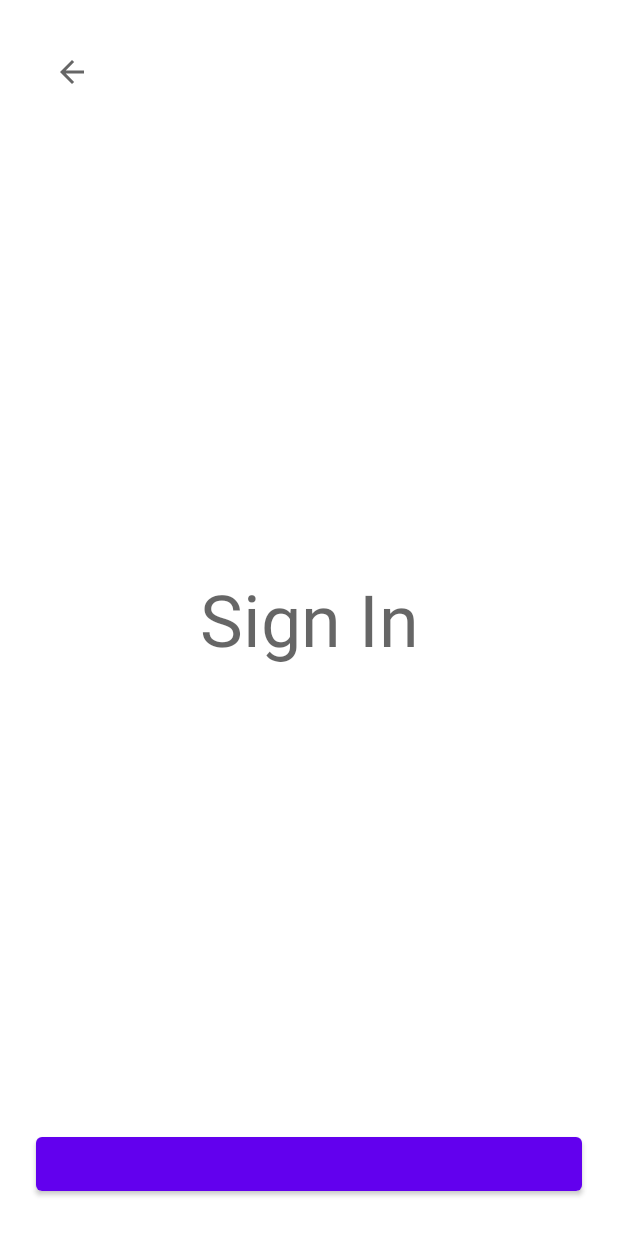
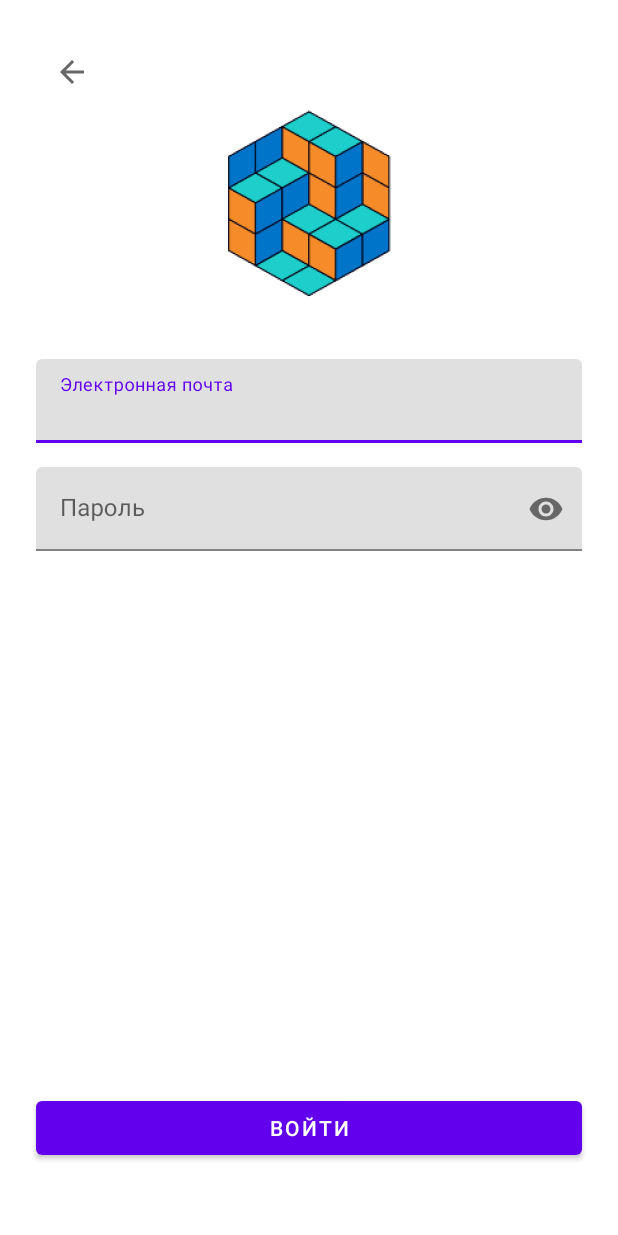
Before and after one commit to geaned/first-android-app, an Android app: the layout fragment_sign_in.xml on its own in the app's theme, with its tools: preview values and no code run, on a phone screen of 412 x 824 dp. Run offline under Robolectric (Android 15) with nearby library versions, the phone set to English and light mode, and no system bars.

Commit message:
First sign-up and sign-in screens content

```diff
--- a/app/src/main/java/com/georgiyangeni/firstandroidapp/repository/AuthRepository.kt
+++ b/app/src/main/java/com/georgiyangeni/firstandroidapp/repository/AuthRepository.kt
@@ -10,7 +10,8 @@ object AuthRepository {
     val isAuthorizedFlow = _isAuthorizedFlow.asStateFlow()
     // one-directional data flow, should not be able to write while reading
 
-    suspend fun signIn() {
+    suspend fun signIn(email: String, password: String) {
+        // TODO: http request to backend for auth
         _isAuthorizedFlow.emit(true)
     }
 
--- a/app/src/main/java/com/georgiyangeni/firstandroidapp/ui/signin/SignInViewModel.kt
+++ b/app/src/main/java/com/georgiyangeni/firstandroidapp/ui/signin/SignInViewModel.kt
@@ -7,9 +7,9 @@ import kotlinx.coroutines.launch
 
 class SignInViewModel : BaseViewModel() {
 
-    fun signIn() {
+    fun signIn(email: String, password: String) {
         viewModelScope.launch {
-            AuthRepository.signIn()
+            AuthRepository.signIn(email, password)
         }
     }
 }
--- a/app/src/main/res/layout/fragment_sign_in.xml
+++ b/app/src/main/res/layout/fragment_sign_in.xml
@@ -1,8 +1,8 @@
 <?xml version="1.0" encoding="utf-8"?>
 <androidx.constraintlayout.widget.ConstraintLayout xmlns:android="http://schemas.android.com/apk/res/android"
-    xmlns:app="http://schemas.android.com/apk/res-auto"
     android:layout_width="match_parent"
-    android:layout_height="match_parent">
+    android:layout_height="match_parent"
+    xmlns:app="http://schemas.android.com/apk/res-auto">
 
     <ImageButton
         android:id="@+id/backButton"
@@ -15,24 +15,63 @@
         app:layout_constraintStart_toStartOf="parent"
         app:layout_constraintTop_toTopOf="parent" />
 
-    <TextView
+    <ImageView
+        android:id="@+id/mknLogoImageView"
         android:layout_width="wrap_content"
         android:layout_height="wrap_content"
-        android:gravity="center"
-        android:text="Sign In"
-        android:textAppearance="@style/TextAppearance.MaterialComponents.Headline3"
-        app:layout_constraintBottom_toBottomOf="parent"
+        android:src="@drawable/ic_mkn_logo"
         app:layout_constraintEnd_toEndOf="parent"
         app:layout_constraintStart_toStartOf="parent"
-        app:layout_constraintTop_toTopOf="parent" />
+        app:layout_constraintTop_toBottomOf="@+id/backButton" />
+
+    <com.google.android.material.textfield.TextInputLayout
+        android:id="@+id/emailTextInputLayout"
+        android:layout_width="0dp"
+        android:layout_height="wrap_content"
+        android:layout_marginHorizontal="24dp"
+        android:layout_marginTop="40dp"
+        android:hint="@string/sign_in_email_text_layout_hint"
+        app:layout_constraintEnd_toEndOf="parent"
+        app:layout_constraintStart_toStartOf="parent"
+        app:layout_constraintTop_toBottomOf="@+id/mknLogoImageView">
+
+        <com.google.android.material.textfield.TextInputEditText
+            android:id="@+id/emailEditText"
+            android:layout_width="match_parent"
+            android:layout_height="wrap_content"
+            android:inputType="textEmailAddress" />
+
+    </com.google.android.material.textfield.TextInputLayout>
+
+    <com.google.android.material.textfield.TextInputLayout
+        android:id="@+id/passwordTextInputLayout"
+        android:layout_width="0dp"
+        android:layout_height="wrap_content"
+        android:layout_marginHorizontal="24dp"
+        android:layout_marginTop="16dp"
+        android:hint="@string/sign_in_password_text_layout_hint"
+        app:endIconMode="password_toggle"
+        app:layout_constraintEnd_toEndOf="parent"
+        app:layout_constraintStart_toStartOf="parent"
+        app:layout_constraintTop_toBottomOf="@+id/emailTextInputLayout">
+
+        <com.google.android.material.textfield.TextInputEditText
+            android:id="@+id/passwordEditText"
+            android:layout_width="match_parent"
+            android:layout_height="wrap_content"
+            android:inputType="textPassword" />
+
+    </com.google.android.material.textfield.TextInputLayout>
 
     <Button
         android:id="@+id/signInButton"
         android:layout_width="0dp"
         android:layout_height="wrap_content"
         android:layout_marginHorizontal="24dp"
-        android:layout_marginBottom="24dp"
+        android:layout_marginBottom="48dp"
+        android:text="@string/sign_in_sign_in_button_text"
         app:layout_constraintBottom_toBottomOf="parent"
         app:layout_constraintEnd_toEndOf="parent"
         app:layout_constraintStart_toStartOf="parent" />
+
 </androidx.constraintlayout.widget.ConstraintLayout>
--- a/app/src/main/res/values/strings.xml
+++ b/app/src/main/res/values/strings.xml
@@ -7,7 +7,15 @@
     <string name="onboarding_sign_up_button_text">Зарегистрироваться</string>
     <string name="bottom_navigation_menu_home">Лента</string>
     <string name="bottom_navigation_menu_people">Люди</string>
-    <string name="bottom_navigation_menu_favorite">Понравившееся</string>
+    <string name="bottom_navigation_menu_favorite">Нравится</string>
     <string name="bottom_navigation_menu_bookmarks">Закладки</string>
     <string name="bottom_navigation_menu_profile">Профиль</string>
+    <string name="sign_in_email_text_layout_hint">Электронная почта</string>
+    <string name="sign_in_password_text_layout_hint">Пароль</string>
+    <string name="sign_in_sign_in_button_text">Войти</string>
+    <string name="sign_in_back_alert_dialog_text">В случае выхода данные пропадут</string>
+    <string name="sign_in_back_alert_dialog_no_button_text">Отмена</string>
+    <string name="sign_in_back_alert_dialog_ok_button_text">Продолжить</string>
+    <string name="sign_up_terms_and_conditions_template">Я принимаю %s</string>
+    <string name="sign_up_club_terms_and_conditions">правила клуба</string>
 </resources>
```
Also changed, not shown: app/src/main/java/com/georgiyangeni/firstandroidapp/ui/signin/SignInFragment.kt (+46 -2 lines), app/src/main/res/layout/fragment_sign_up.xml (+16 -5 lines), app/src/main/res/drawable-hdpi/ic_mkn_logo.png (added), app/src/main/res/drawable-mdpi/ic_mkn_logo.png (added), app/src/main/res/drawable-xhdpi/ic_mkn_logo.png (added), app/src/main/res/drawable-xxhdpi/ic_mkn_logo.png (added), app/src/main/res/drawable-xxxhdpi/ic_mkn_logo.png (added).
